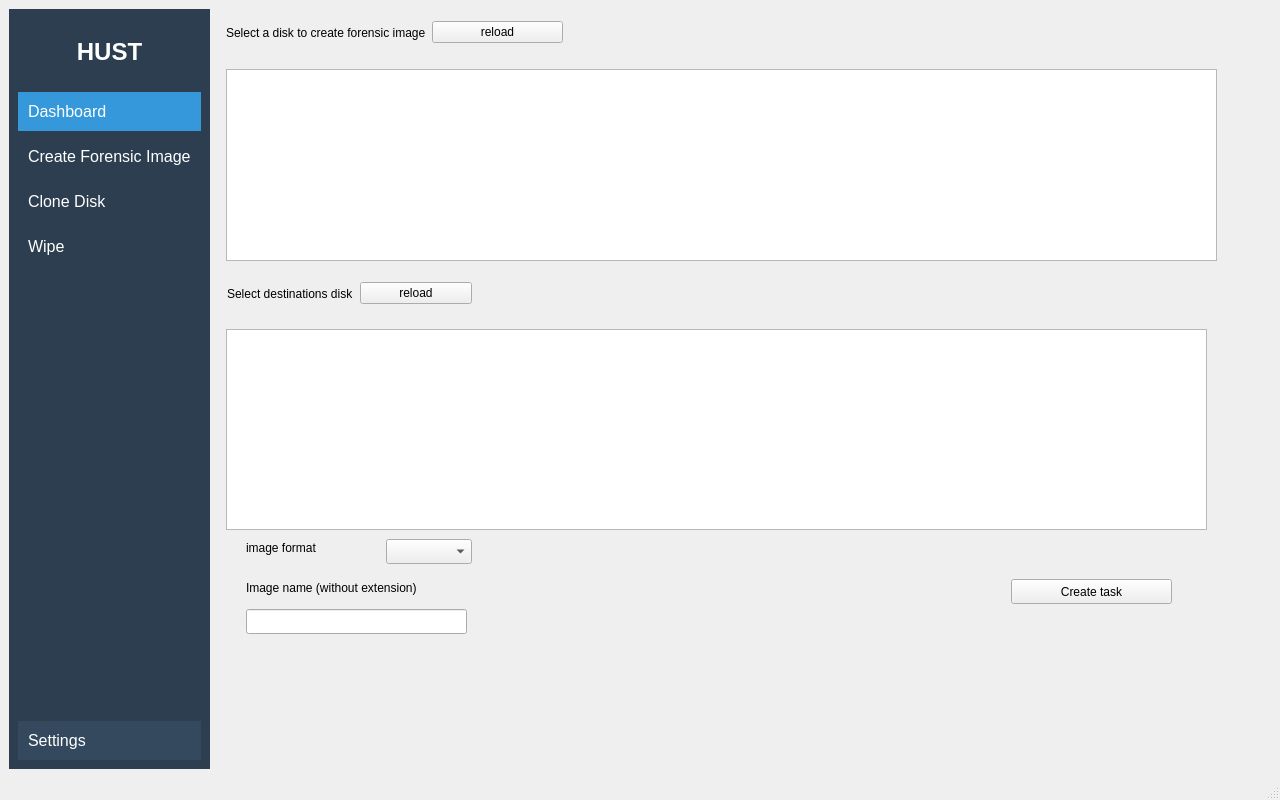
Before: the Qt Designer form mainwindow.ui in betty2310/CongFung, drawn with Qt 5.
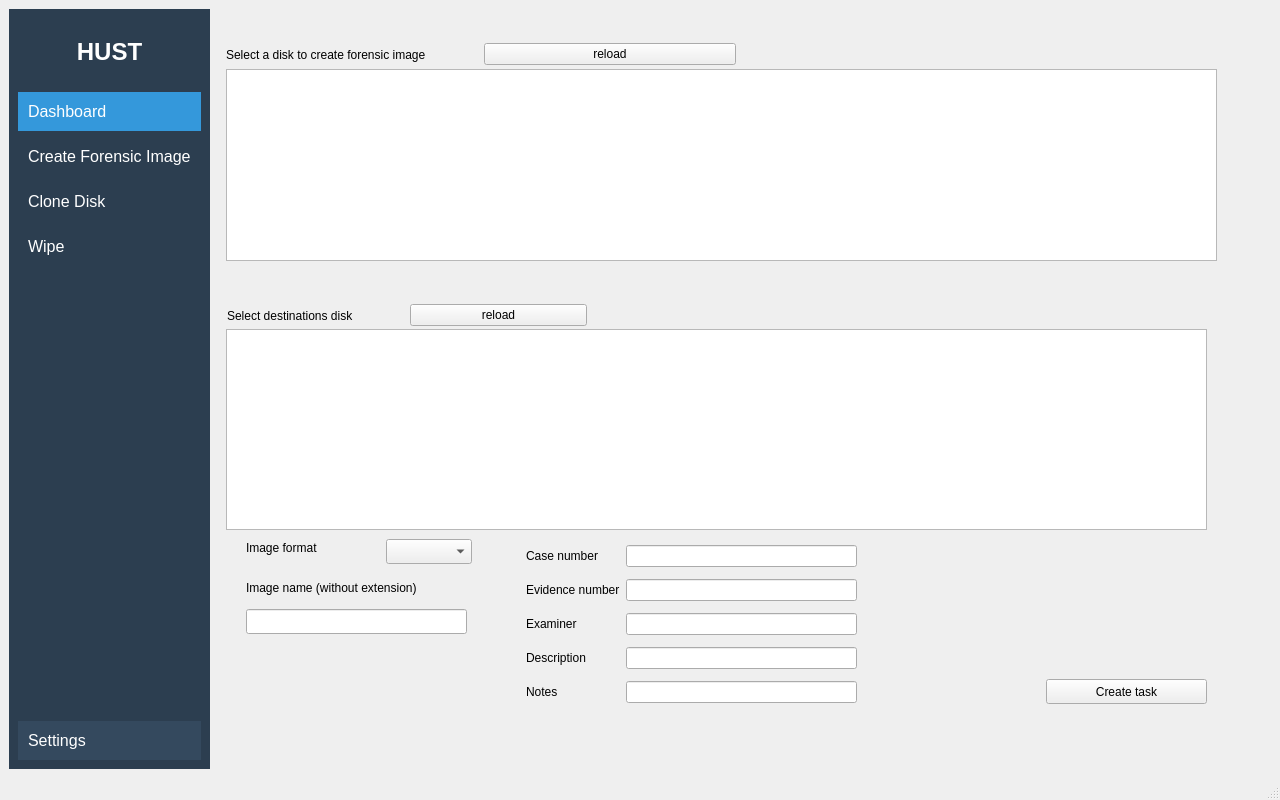
After: the same form once the commit is applied.

Commit message: wip: task_metadata

```diff
--- a/mainwindow.ui
+++ b/mainwindow.ui
@@ -205,8 +205,8 @@
          <rect>
           <x>10</x>
           <y>10</y>
-          <width>337</width>
-          <height>27</height>
+          <width>510</width>
+          <height>71</height>
          </rect>
         </property>
         <layout class="QHBoxLayout" name="horizontalLayout_2">
@@ -229,8 +229,8 @@
        <widget class="QPushButton" name="createImageTaskBtn">
         <property name="geometry">
          <rect>
-          <x>795</x>
-          <y>570</y>
+          <x>830</x>
+          <y>670</y>
           <width>161</width>
           <height>25</height>
          </rect>
@@ -282,16 +282,16 @@
          </rect>
         </property>
         <property name="text">
-         <string>image format</string>
+         <string>Image format</string>
         </property>
        </widget>
-       <widget class="QWidget" name="">
+       <widget class="QWidget" name="layoutWidget">
         <property name="geometry">
          <rect>
           <x>11</x>
           <y>271</y>
-          <width>245</width>
-          <height>27</height>
+          <width>360</width>
+          <height>71</height>
          </rect>
         </property>
         <layout class="QHBoxLayout" name="horizontalLayout_3">
@@ -311,6 +311,68 @@
          </item>
         </layout>
        </widget>
+       <widget class="QWidget" name="">
+        <property name="geometry">
+         <rect>
+          <x>310</x>
+          <y>530</y>
+          <width>331</width>
+          <height>171</height>
+         </rect>
+        </property>
+        <layout class="QGridLayout" name="gridLayout">
+         <item row="0" column="0">
+          <widget class="QLabel" name="label_7">
+           <property name="text">
+            <string>Case number</string>
+           </property>
+          </widget>
+         </item>
+         <item row="0" column="1">
+          <widget class="QLineEdit" name="caseNumberTextBox"/>
+         </item>
+         <item row="1" column="0">
+          <widget class="QLabel" name="label_8">
+           <property name="text">
+            <string>Evidence number</string>
+           </property>
+          </widget>
+         </item>
+         <item row="1" column="1">
+          <widget class="QLineEdit" name="evidenceNumberTextBox"/>
+         </item>
+         <item row="2" column="0">
+          <widget class="QLabel" name="label_9">
+           <property name="text">
+            <string>Examiner</string>
+           </property>
+          </widget>
+         </item>
+         <item row="2" column="1">
+          <widget class="QLineEdit" name="examinerTextBox"/>
+         </item>
+         <item row="3" column="0">
+          <widget class="QLabel" name="label_10">
+           <property name="text">
+            <string>Description</string>
+           </property>
+          </widget>
+         </item>
+         <item row="3" column="1">
+          <widget class="QLineEdit" name="descriptionTextBox"/>
+         </item>
+         <item row="4" column="0">
+          <widget class="QLabel" name="label_11">
+           <property name="text">
+            <string>Notes</string>
+           </property>
+          </widget>
+         </item>
+         <item row="4" column="1">
+          <widget class="QLineEdit" name="notesTextBox"/>
+         </item>
+        </layout>
+       </widget>
       </widget>
       <widget class="QWidget" name="cloneDiskPage">
        <widget class="QLabel" name="label_2">
```
Left out of the diff: 2 changed lines with no effect on the pictures.
